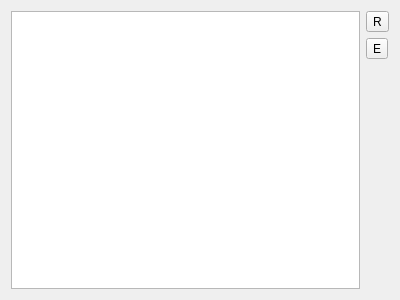
Qt form traceviewer.ui (vivainio/Cardinal) before a commit.
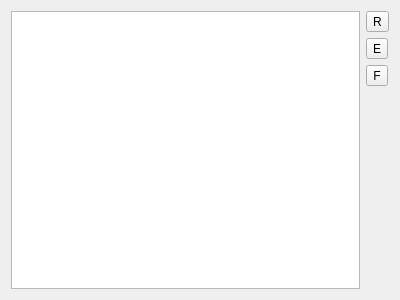
The same form after that commit.

```diff
--- a/traceviewer.ui
+++ b/traceviewer.ui
@@ -36,6 +36,19 @@
        </property>
       </widget>
      </item>
+     <item>
+      <widget class="QToolButton" name="bFollow">
+       <property name="toolTip">
+        <string>Follow</string>
+       </property>
+       <property name="text">
+        <string>F</string>
+       </property>
+       <property name="checkable">
+        <bool>true</bool>
+       </property>
+      </widget>
+     </item>
      <item>
       <spacer name="verticalSpacer">
        <property name="orientation">
```
Left out of the diff: 4 changed lines with no effect on the pictures.
